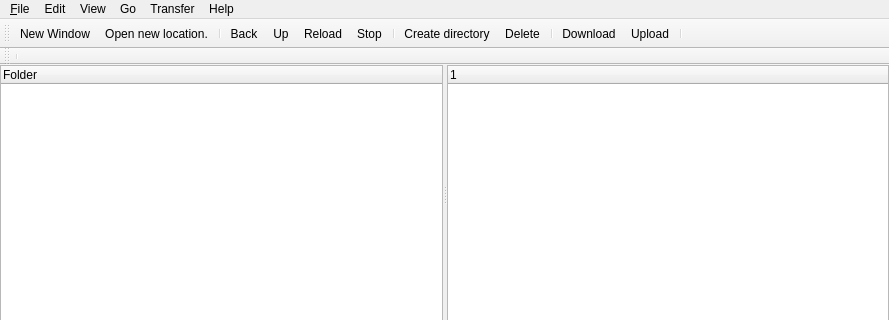
jonaslindemann/arc-gui-clients, file src/arcstorage-ui/arcstoragewindow.ui: the form before one commit; both pictures show x 0 to 889 and y 0 to 320 of the 889 by 606 pixel window.
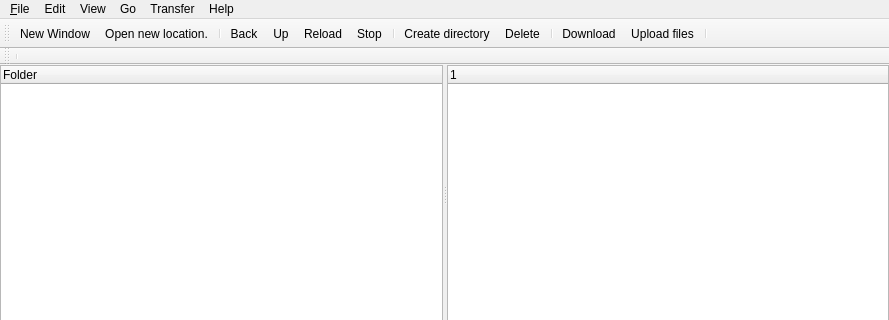
The form after the commit. Icons and pictures are not drawn. Custom widgets are drawn as their Qt base class.

Commit message: Adding upload dir and upload dir->archive.

What changed in the file:
```diff
--- a/src/arcstorage-ui/arcstoragewindow.ui
+++ b/src/arcstorage-ui/arcstoragewindow.ui
@@ -522,7 +522,7 @@
   </action>
   <action name="actionUploadSelected">
    <property name="text">
-    <string>Upload</string>
+    <string>Upload files</string>
    </property>
    <property name="shortcut">
     <string>Ctrl+U</string>
```
Left out of the diff: 12 changed lines with no effect on the pictures. The commit also changes 2 other files.
